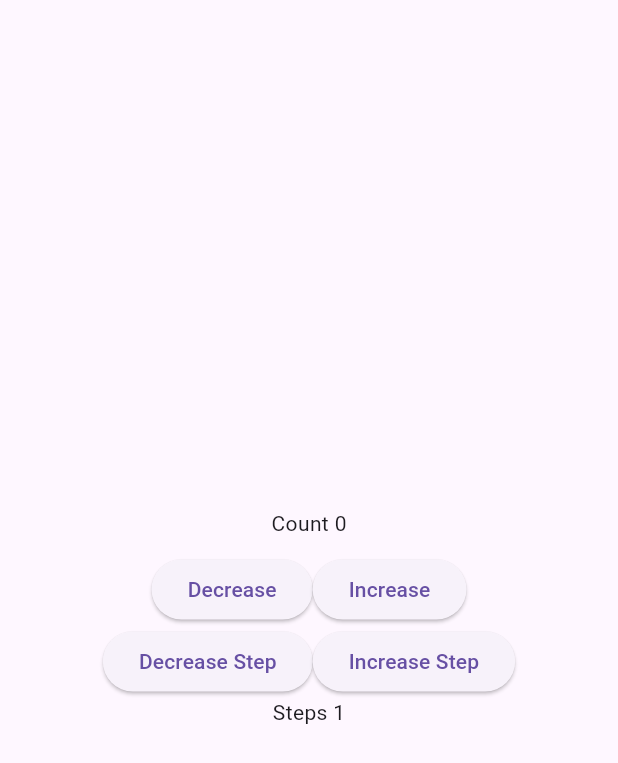
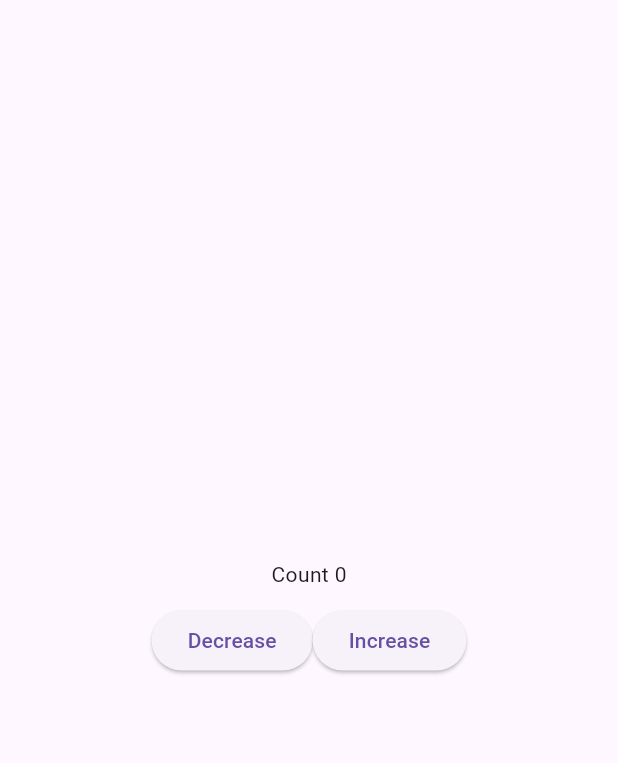
Before and after one commit to jalasem/shane, a Flutter app: the screen it shows after launch, after a tap on "Decrease", after a tap on "Increase", on a phone screen of 412 x 824 dp. Shown: the top 763 px of the screen. Run offline on Flutter 3.47's test engine with Material 3 defaults, Android fonts, the light colour scheme and no system bars; our stand-ins replace get.

Commit message:
feat: counter app with Getx Controller

```diff
--- a/lib/main.dart
+++ b/lib/main.dart
@@ -11,7 +11,7 @@ class MyApp extends StatelessWidget {
   // This widget is the root of your application.
   @override
   Widget build(BuildContext context) {
-    return const MaterialApp(
+    return MaterialApp(
       title: 'Flutter App!!',
       home: HomeScreen(),
       debugShowCheckedModeBanner: false,
--- a/lib/screens/home.dart
+++ b/lib/screens/home.dart
@@ -1,22 +1,35 @@
 import 'package:flutter/material.dart';
 import 'package:get/get.dart';
 
-var count = 0.obs;
-var steps = 1.obs;
+class HomeScreenController extends GetxController {
+  var count = 0.obs;
+
+  void increment() {
+    count.value++;
+  }
+
+  void decrement() {
+    count.value--;
+  }
+}
 
 class HomeScreen extends StatelessWidget {
-  const HomeScreen({super.key});
+  HomeScreen({super.key});
+
+  final controller = Get.put(HomeScreenController());
 
   @override
   Widget build(BuildContext context) {
     return Obx(() {
+      final count = controller.count.value;
+
       return Scaffold(
           body: Center(
         child: Column(
           mainAxisAlignment: MainAxisAlignment.center,
           crossAxisAlignment: CrossAxisAlignment.center,
           children: [
-            Text('Count ${count.value}'),
+            Text('Count $count'),
             const SizedBox(
               height: 10,
             ),
@@ -24,37 +37,15 @@ class HomeScreen extends StatelessWidget {
               mainAxisAlignment: MainAxisAlignment.center,
               children: [
                 ElevatedButton(
-                  onPressed: () {
-                    count.value = count.value - steps.value;
-                  },
+                  onPressed: controller.decrement,
                   child: const Text('Decrease'),
                 ),
                 ElevatedButton(
-                  onPressed: () {
-                    count.value = steps.value + count.value;
-                  },
+                  onPressed: controller.increment,
                   child: const Text('Increase'),
                 ),
               ],
             ),
-            Row(
-              mainAxisAlignment: MainAxisAlignment.center,
-              children: [
-                ElevatedButton(
-                  onPressed: () {
-                    steps.value--;
-                  },
-                  child: const Text('Decrease Step'),
-                ),
-                ElevatedButton(
-                  onPressed: () {
-                    steps.value++;
-                  },
-                  child: const Text('Increase Step'),
-                ),
-              ],
-            ),
-            Text('Steps ${steps.value}'),
           ],
         ),
       ));
```
